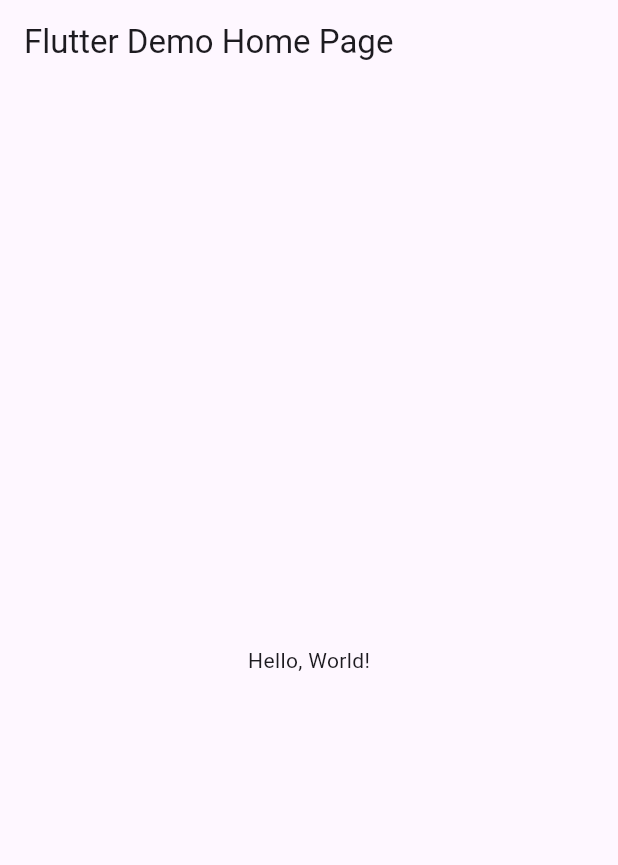
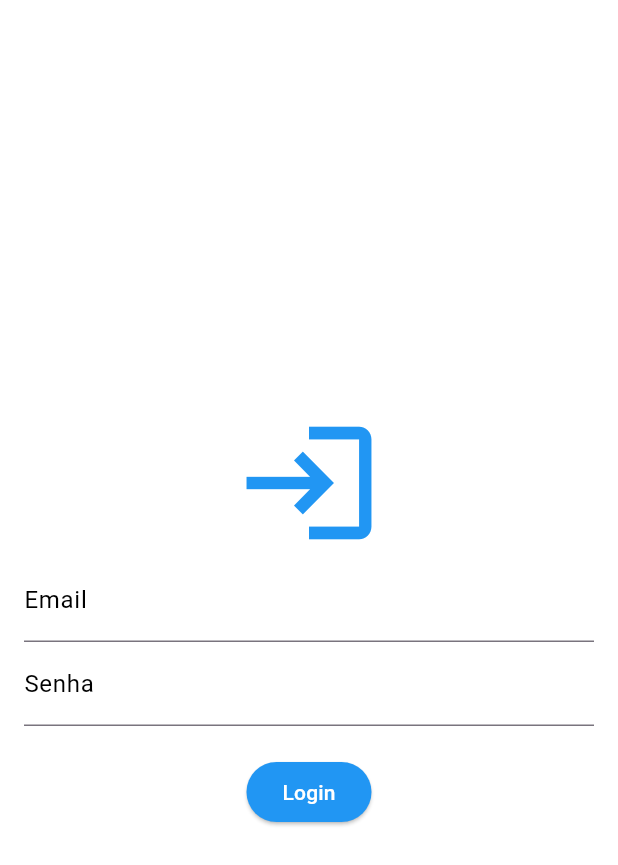
Before and after one commit to Donizeth041/bate_ponto_trabalho, a Flutter app: the screen it shows after launch, on a phone screen of 412 x 824 dp. Shown: the top 865 px of the screen. Run offline on Flutter 3.47's test engine with Material 3 defaults, Android fonts, the phone set to English and light mode, and no system bars; our stand-ins replace firebase_core; accounts and stored records are empty.

```diff
--- /dev/null
+++ b/lib/Telas/login.dart
@@ -0,0 +1,40 @@
+import 'package:flutter/material.dart';
+
+class LoginScreen extends StatelessWidget {
+  @override
+  Widget build(BuildContext context) {
+    return Scaffold(
+      backgroundColor: Colors.white,
+      body: Padding(
+        padding: const EdgeInsets.all(16.0),
+        child: Column(
+          mainAxisAlignment: MainAxisAlignment.center,
+          children: [
+            Icon(Icons.login, color: Colors.blue, size: 100),
+            TextField(
+              decoration: InputDecoration(
+                labelText: 'Email',
+                labelStyle: TextStyle(color: Colors.black),
+              ),
+            ),
+            TextField(
+              obscureText: true,
+              decoration: InputDecoration(
+                labelText: 'Senha',
+                labelStyle: TextStyle(color: Colors.black),
+              ),
+            ),
+            SizedBox(height: 20),
+            ElevatedButton(
+              onPressed: () {
+                // Ação de login
+              },
+              child: Text('Login', style: TextStyle(color: Colors.white)),
+              style: ElevatedButton.styleFrom(backgroundColor: Colors.blue),
+            ),
+          ],
+        ),
+      ),
+    );
+  }
+}
--- a/lib/main.dart
+++ b/lib/main.dart
@@ -1,43 +1,22 @@
 import 'package:flutter/material.dart';
+import 'package:firebase_core/firebase_core.dart';
+import '../Telas/login.dart'; // Importe as telas que você vai usar
 
-void main() => runApp(MyApp());
+void main() async {
+  WidgetsFlutterBinding.ensureInitialized();
+  await Firebase.initializeApp();
+  runApp(MyApp());
+}
 
 class MyApp extends StatelessWidget {
-  const MyApp({super.key});
-  // This widget is the root of your application.
   @override
   Widget build(BuildContext context) {
     return MaterialApp(
-      // Application name
-      title: 'Flutter Hello World',
-      // Application theme data, you can set the colors for the application as
-      // you want
+      title: 'Bate-Ponto',
       theme: ThemeData(
-        // useMaterial3: false,
         primarySwatch: Colors.blue,
       ),
-      // A widget which will be started on application startup
-      home: MyHomePage(title: 'Flutter Demo Home Page'),
+      home: LoginScreen(),
     );
   }
 }
-
-class MyHomePage extends StatelessWidget {
-  final String title;
-  const MyHomePage({super.key, required this.title});
-
-  @override
-  Widget build(BuildContext context) {
-    return Scaffold(
-      appBar: AppBar(
-        // The title text which will be shown on the action bar
-        title: Text(title),
-      ),
-      body: Center(
-        child: Text(
-          'Hello, World!',
-        ),
-      ),
-    );
-  }
-}
```
Also changed, not shown: lib/Telas/BarraDePesquisa.dart (added, +45 -0 lines), lib/Telas/Historico.dart (added, +32 -0 lines), lib/Telas/Perfil.dart (added, +36 -0 lines), lib/Telas/Usuario.dart (added, +62 -0 lines), lib/Telas/batePonto.dart (added, +51 -0 lines), lib/Telas/home.dart (added, +48 -0 lines), pubspec.yaml (+3 -14 lines).
